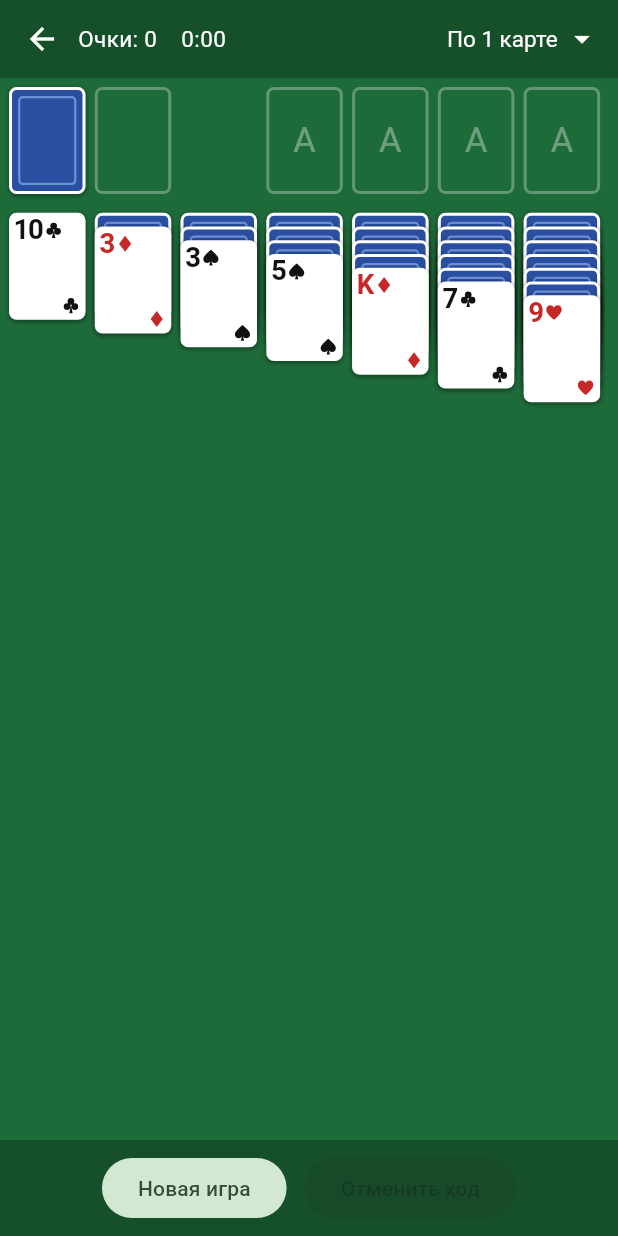
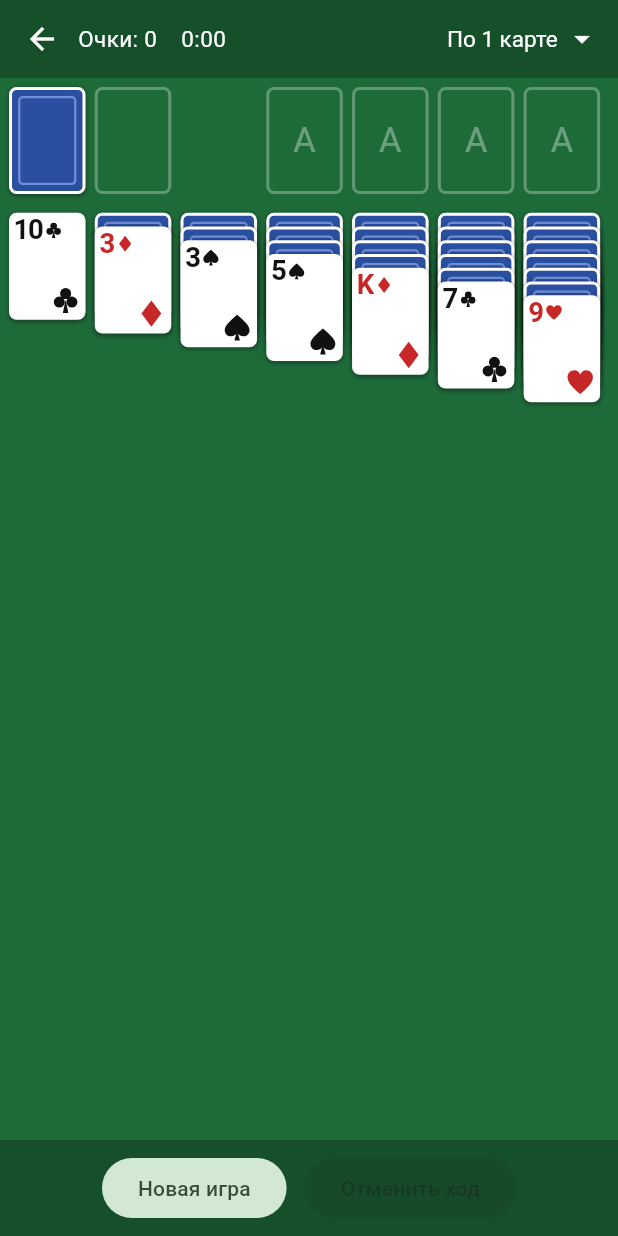
Before and after one commit to pale-fire-page/Cards_durak_kosynka, a Flutter app: the KlondikePage screen opened directly, on a phone screen of 412 x 824 dp. Run offline on Flutter 3.47's test engine with Material 3 defaults, Android fonts, the phone set to English and light mode, and no system bars; our stand-ins replace shared_preferences; accounts and stored records are empty.

Commit message:
Нижняя масть крупнее: 0,36 ширины карты
Co-Authored-By: Claude Opus 5.5 <noreply@anthropic.com>
Claude-Session: https://claude.ai/code/session_0135rkDeQCXeukehWNjcoqXh

```diff
--- a/lib/common/playing_card_view.dart
+++ b/lib/common/playing_card_view.dart
@@ -44,6 +44,7 @@ class PlayingCardView extends StatelessWidget {
     final color = card.isRed ? const Color(0xFFC62828) : const Color(0xFF111111);
     // Масть заметно меньше номинала, одинаковая в обоих углах.
     final suitSize = width * 0.22;
+    // Нижняя масть крупнее верхней (0,36 ширины карты).
     return Container(
       width: width,
       height: h,
@@ -70,7 +71,7 @@ class PlayingCardView extends StatelessWidget {
         Positioned(
           right: width * 0.08,
           bottom: width * 0.08,
-          child: SuitIcon(suit: card.suit, size: suitSize, color: color),
+          child: SuitIcon(suit: card.suit, size: width * 0.36, color: color),
         ),
       ]),
     );
```
